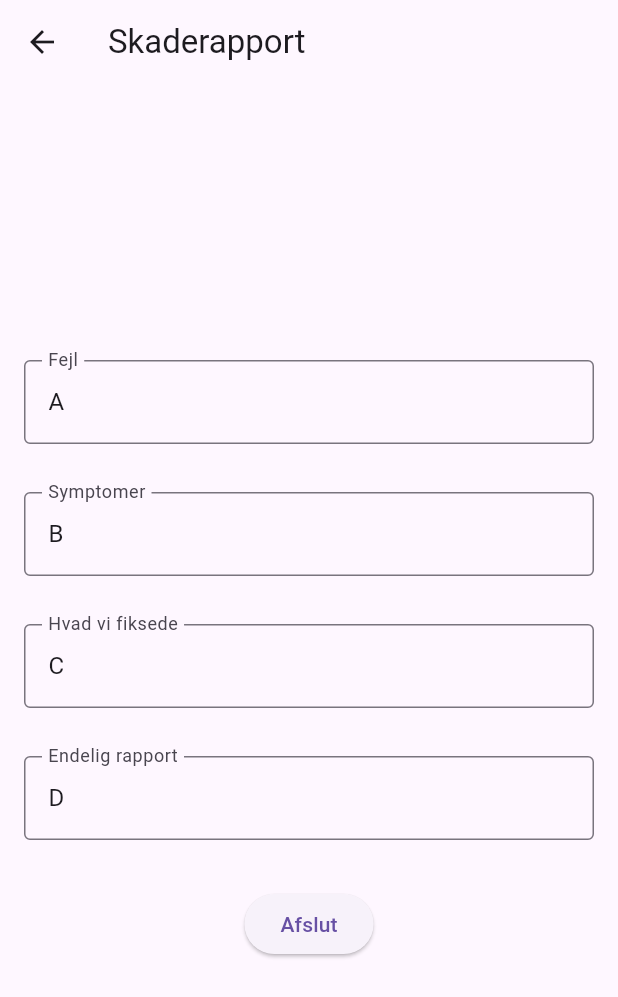
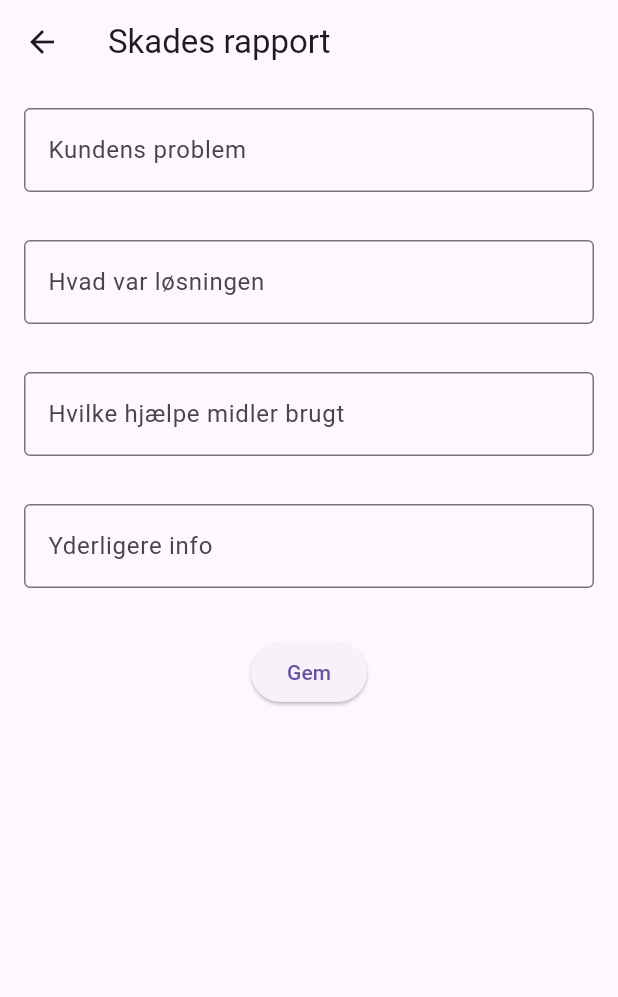
Before and after one commit to mikkwin/Bachelor, a Flutter app: the PostMortem screen opened directly, on a phone screen of 412 x 824 dp. Shown: the top 997 px of the screen. Run offline on Flutter 3.47's test engine with Material 3 defaults, Android fonts, the phone set to English and light mode, and no system bars.

Commit message:
Modified textfield

```diff
--- a/frontend/prototype/lib/src/PostMortum/PostMortem.dart
+++ b/frontend/prototype/lib/src/PostMortum/PostMortem.dart
@@ -1,69 +1,69 @@
 import 'package:flutter/material.dart';
+import 'package:prototype/src/PostMortum/post_mortem_textfield.dart';
 import 'package:prototype/src/unit_search/unit_search_view.dart';
 
 class PostMortem extends StatelessWidget {
-const PostMortem({super.key});
+  const PostMortem({super.key});
 
-static const routeName = '/Skaderapport';
+  static const routeName = '/Skades_rapport';
 
   @override
   Widget build(BuildContext context) {
     return Scaffold(
       appBar: AppBar(
-        title: Text("Skaderapport"),
+        title: const Text("Skades rapport"),
       ),
       body: Padding(
         padding: const EdgeInsets.all(16.0),
-        child: Column(
+        child: SingleChildScrollView(
+            child: Column(
           mainAxisAlignment: MainAxisAlignment.center,
           children: [
-            TextField(
-              controller: TextEditingController(text: "A"),
-              decoration: InputDecoration(
-                labelText: "Fejl",
-                border: OutlineInputBorder(),
+            PostMortemTextfield(
+              label: "Kundens problem",
+              onTextChanged: (newText) {
+                print("test: $newText"); // TODO: alter this.
+              }
               ),
-            ),
-            SizedBox(height: 32),
 
-            TextField(
-              controller: TextEditingController(text: "B"),
-              decoration: InputDecoration(
-                labelText: "Symptomer",
-                border: OutlineInputBorder(),
+            const SizedBox(height: 32),
+
+            PostMortemTextfield(
+              label: "Hvad var løsningen",
+              onTextChanged: (newText) {
+                print("test: $newText"); // TODO: alter this.
+              }
               ),
-            ),
-            SizedBox(height: 32),
 
+            const SizedBox(height: 32),
 
-            TextField(
-              controller: TextEditingController(text: "C"),
-              decoration: InputDecoration(
-                labelText: "Hvad vi fiksede",
-                border: OutlineInputBorder(),
+            PostMortemTextfield(
+                label: "Hvilke hjælpe midler brugt",
+                onTextChanged: (newText) {
+                  print("test: $newText"); // TODO: alter this.
+                }),
+
+            const SizedBox(height: 32), // Spacer
+
+            PostMortemTextfield(
+              label: "Yderligere info",
+              onTextChanged: (newText) {
+                print("test: $newText"); // TODO: alter this.
+              }
               ),
-            ),
-            SizedBox(height: 32), // Spacer
 
-            TextField(
-              controller: TextEditingController(text: "D"),
-              decoration: InputDecoration(
-                labelText: "Endelig rapport",
-                border: OutlineInputBorder(),
-              ),
-            ),
-            SizedBox(height: 32),
+            const SizedBox(height: 32),
             ElevatedButton(
               onPressed: () {
                 Navigator.push(
                     context,
-                    MaterialPageRoute(builder:(context) => const UnitSearchView())
-                );
+                    MaterialPageRoute(
+                        builder: (context) => const UnitSearchView()));
               },
-              child: const Text('Afslut'),
+              child: const Text('Gem'),
             ),
           ],
-        ),
+        )),
       ),
     );
   }
--- /dev/null
+++ b/frontend/prototype/lib/src/PostMortum/post_mortem_textfield.dart
@@ -0,0 +1,83 @@
+import 'package:flutter/material.dart';
+
+class PostMortemTextfield extends StatefulWidget {
+  final String initialText;
+  final String label;
+  final void Function(String) onTextChanged;
+
+  const PostMortemTextfield({
+    super.key,
+    this.initialText = '',
+    this.label = '',
+    required this.onTextChanged,
+  });
+
+  @override
+  _PostMortemTextfieldState createState() => _PostMortemTextfieldState();
+
+}
+
+class _PostMortemTextfieldState extends State<PostMortemTextfield> {
+  late String _text;
+
+  @override
+  void initState() {
+    super.initState();
+    _text = widget.initialText;
+  }
+
+  void _openTextDialog() async {
+    final newText = await showDialog(
+      context: context,
+      builder: (BuildContext context) {
+        String dialogText = _text;
+        return AlertDialog(
+          title: Text(widget.label),
+          content: TextField(
+            controller: TextEditingController(text: dialogText),
+            maxLines: null,
+            keyboardType: TextInputType.multiline,
+            decoration: const InputDecoration(
+              border: OutlineInputBorder(),
+              hintText: 'Enter your text here...'
+            ),
+            onChanged: (value) {
+              dialogText = value;
+            },
+          ),
+          actions: <Widget>[
+            TextButton(
+              onPressed: () {
+                Navigator.pop(context, dialogText);
+              },
+              child: const Text("OK")
+              )
+          ],
+        );
+      },
+      );
+
+      if (newText != null) {
+        setState(() {
+          _text = newText;
+        });
+        widget.onTextChanged(newText);
+      }
+  }
+
+  @override
+  Widget build(BuildContext context) {
+    return GestureDetector(
+      onTap: _openTextDialog,
+      child: AbsorbPointer(
+        child: TextField(
+          controller: TextEditingController(text: _text),
+          decoration: InputDecoration(
+            labelText: widget.label,
+            border: const OutlineInputBorder(),
+          ),
+        ),
+      ),
+    );
+  }
+}
```
